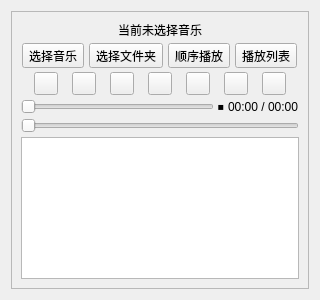
The window that widget.ui (tslqbsa/PetMediaPlayer-new-) describes before a commit, drawn with Qt 5.
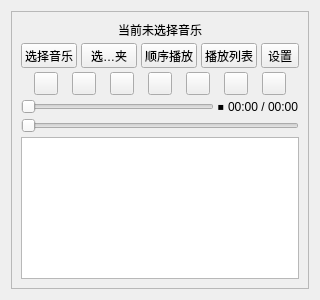
The same window after the commit.

```diff
--- a/widget.ui
+++ b/widget.ui
@@ -18,8 +18,8 @@
   </property>
   <property name="maximumSize">
    <size>
-    <width>320</width>
-    <height>300</height>
+    <width>380</width>
+    <height>360</height>
    </size>
   </property>
   <property name="windowTitle">
@@ -36,8 +36,8 @@
      </property>
      <property name="maximumSize">
       <size>
-       <width>320</width>
-       <height>300</height>
+       <width>380</width>
+       <height>360</height>
       </size>
      </property>
      <property name="frameShape">
@@ -98,6 +98,13 @@
             </property>
            </widget>
           </item>
+          <item>
+           <widget class="QToolButton" name="SettingsButton">
+            <property name="text">
+             <string>设置</string>
+            </property>
+           </widget>
+          </item>
          </layout>
         </item>
         <item>
```
